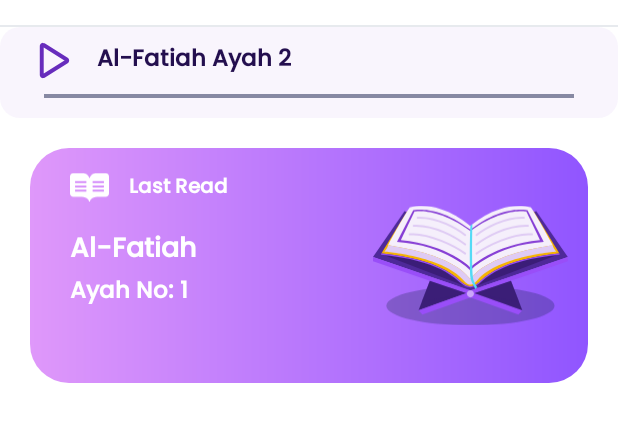
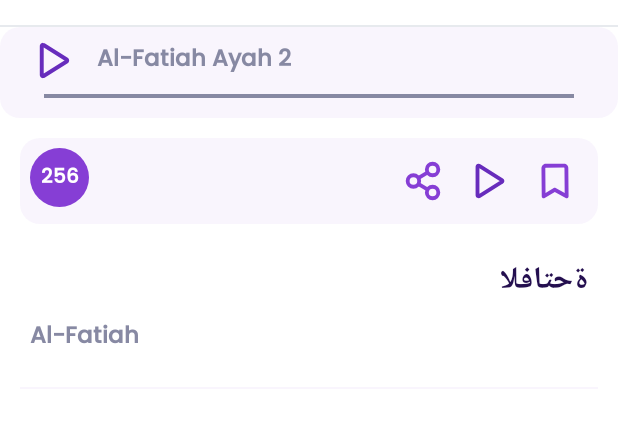
Before and after one commit to ZikrullaYashinov/QuranAndroidApp, an Android app: the layout fragment_surah_detaails.xml on its own in the app's theme, with its tools: preview values and no code run, on a phone screen of 412 x 824 dp, the part 77-525 px from its top. Run offline under Robolectric (Android 15) with nearby library versions, the phone set to English and light mode, and no system bars.

Commit message:
add dark themes and string uz

```diff
--- a/app/build.gradle.kts
+++ b/app/build.gradle.kts
@@ -22,7 +22,7 @@ android {
 
     buildTypes {
         release {
-            isMinifyEnabled = false
+            isMinifyEnabled = true
             proguardFiles(
                 getDefaultProguardFile("proguard-android-optimize.txt"),
                 "proguard-rules.pro"
--- /dev/null
+++ b/app/src/main/res/drawable/bg_ayah_layout_dark.xml
@@ -0,0 +1,6 @@
+<?xml version="1.0" encoding="utf-8"?>
+<shape xmlns:android="http://schemas.android.com/apk/res/android">
+    <solid
+        android:color="@color/background_2"/>
+    <corners android:radius="@dimen/_10sdp"/>
+</shape>
--- a/app/src/main/res/layout/fragment_home.xml
+++ b/app/src/main/res/layout/fragment_home.xml
@@ -5,6 +5,7 @@
     android:layout_width="match_parent"
     android:layout_height="match_parent"
     android:orientation="vertical"
+    style="@style/background"
     tools:context=".ui.screen.home.HomeFragment">
 
     <LinearLayout
@@ -37,7 +38,7 @@
                 android:fontFamily="@font/poppins_medium"
                 android:padding="@dimen/_8sdp"
                 android:text="@string/app_name"
-                android:textColor="@color/primary"
+                style="@style/primary"
                 android:textSize="@dimen/_16sdp"
                 android:textStyle="bold" />
         </LinearLayout>
--- a/app/src/main/res/layout/fragment_surah_detaails.xml
+++ b/app/src/main/res/layout/fragment_surah_detaails.xml
@@ -3,6 +3,7 @@
     xmlns:app="http://schemas.android.com/apk/res-auto"
     xmlns:tools="http://schemas.android.com/tools"
     android:layout_width="match_parent"
+    style="@style/background"
     android:layout_height="match_parent"
     tools:context=".ui.screen.surahdetails.SurahDetailsFragment">
 
@@ -39,7 +40,7 @@
                     android:layout_marginStart="@dimen/_10sdp"
                     android:fontFamily="@font/poppins_medium"
                     android:text="@string/app_name"
-                    android:textColor="@color/primary"
+                    style="@style/primary"
                     android:textSize="@dimen/_16sdp"
                     android:textStyle="bold" />
             </LinearLayout>
@@ -81,7 +82,7 @@
                     android:layout_height="wrap_content"
                     android:layout_marginStart="@dimen/_10sdp"
                     android:fontFamily="@font/poppins_medium"
-                    android:textColor="@color/dark_primary"
+                    style="@style/text_secondary"
                     android:textSize="@dimen/_12sdp"
                     android:textStyle="bold"
                     tools:text="Al-Fatiah Ayah 2" />
@@ -118,7 +119,7 @@
                     app:layout_constraintRight_toRightOf="parent"
                     app:layout_constraintTop_toTopOf="parent"
                     tools:itemCount="1"
-                    tools:listitem="@layout/item_surah_last_read" />
+                    tools:listitem="@layout/item_ayah" />
 
                 <LinearLayout
                     android:id="@+id/not_internet_view"
--- a/app/src/main/res/layout/item_ayah.xml
+++ b/app/src/main/res/layout/item_ayah.xml
@@ -12,7 +12,7 @@
         android:layout_width="match_parent"
         android:layout_height="wrap_content"
         android:layout_margin="@dimen/_5sdp"
-        android:background="@drawable/bg_ayah_layout"
+        style="@style/background2"
         android:padding="@dimen/_5sdp">
 
         <ImageView
@@ -87,7 +87,7 @@
             android:layout_width="match_parent"
             android:layout_height="wrap_content"
             android:fontFamily="@font/poppins_medium"
-            android:textColor="@color/dark_primary"
+            style="@style/text_4"
             android:textSize="@dimen/_16sdp"
             android:textStyle="bold"
             app:layout_constraintBottom_toBottomOf="parent"
@@ -101,7 +101,7 @@
             android:layout_height="wrap_content"
             android:layout_marginTop="@dimen/_5sdp"
             android:fontFamily="@font/poppins_medium"
-            android:textColor="@color/dark_primary"
+            style="@style/text_secondary"
             android:textSize="@dimen/_12sdp"
             android:textStyle="bold"
             app:layout_constraintLeft_toRightOf="@id/imageView"
--- /dev/null
+++ b/app/src/main/res/values-night/styles.xml
@@ -0,0 +1,39 @@
+<?xml version="1.0" encoding="utf-8"?>
+<resources>
+
+    <style name="primary">
+        <item name="android:textColor">@color/white</item>
+    </style>
+
+    <style name="primaryVariant">
+        <item name="android:textColor">@color/primary</item>
+    </style>
+
+    <style name="background">
+        <item name="android:background">@color/background_dark</item>
+    </style>
+
+    <style name="background2">
+        <item name="android:background">@drawable/bg_ayah_layout_dark</item>
+    </style>
+
+    <style name="cardView">
+        <item name="cardBackgroundColor">@color/text_dark</item>
+    </style>
+
+    <style name="text_primary">
+        <item name="android:textColor">@color/white</item>
+    </style>
+
+    <style name="text_secondary">
+        <item name="android:textColor">@color/text4</item>
+    </style>
+
+    <style name="text_3">
+        <item name="android:textColor">@color/text3</item>
+    </style>
+
+    <style name="text_4">
+        <item name="android:textColor">@color/white</item>
+    </style>
+</resources>
--- a/app/src/main/res/values-night/themes.xml
+++ b/app/src/main/res/values-night/themes.xml
@@ -3,7 +3,7 @@
     <style name="Theme.QuranApp" parent="Theme.MaterialComponents.DayNight.NoActionBar">
         <!-- Primary brand color. -->
         <item name="colorPrimary">@color/dark_primary</item>
-        <item name="colorPrimaryVariant">@color/primary</item>
+        <item name="colorPrimaryVariant">@color/background_dark</item>
         <item name="colorOnPrimary">@color/primary</item>
         <!-- Secondary brand color. -->
         <item name="colorSecondary">@color/light_primary</item>
--- a/app/src/main/res/values/colors.xml
+++ b/app/src/main/res/values/colors.xml
@@ -1,7 +1,11 @@
 <?xml version="1.0" encoding="utf-8"?>
 <resources>
     <color name="primary">#672CBC</color>
+    <color name="text3">#A44AFF</color>
+    <color name="text4">#ABAFD7</color>
     <color name="dark_primary">#240F4F</color>
+    <color name="background_dark">#091945</color>
+    <color name="background_2">#152451</color>
     <color name="light_primary">#8789A3</color>
     <color name="accent">#F9B091</color>
     <color name="gradient1">#DF98FA</color>
@@ -9,6 +13,7 @@
     <color name="gradient3">#863ED5</color>
     <color name="background1">#0D863ED5</color>
     <color name="background2">#59BBC4CE</color>
+    <color name="text_dark">#888DBE</color>
     <color name="black">#000000</color>
     <color name="white">#FFFFFF</color>
 </resources>
--- a/app/src/main/res/values/strings.xml
+++ b/app/src/main/res/values/strings.xml
@@ -4,7 +4,6 @@
     <string name="quran">Quran</string>
     <string name="learn_quran_and_recite_once_everyday">Learn Quran and Recite once everyday</string>
     <string name="get_started">Get Started</string>
-    <string name="asslamualaikum">Asslamualaikum</string>
     <string name="last_read">Last Read</string>
     <string name="ayah_number">Ayah number: </string>
     <string name="ayah">Ayah</string>
--- /dev/null
+++ b/app/src/main/res/values/styles.xml
@@ -0,0 +1,41 @@
+<?xml version="1.0" encoding="utf-8"?>
+<resources>
+
+    <style name="primary">
+        <item name="android:textColor">@color/primary</item>
+    </style>
+
+    <style name="primaryVariant">
+        <item name="android:textColor">@color/primary</item>
+    </style>
+
+    <style name="background">
+        <item name="android:background">@color/white</item>
+    </style>
+
+    <style name="background2">
+        <item name="android:background">@drawable/bg_ayah_layout</item>
+    </style>
+
+    <style name="cardView">
+        <item name="cardBackgroundColor">@color/light_primary</item>
+    </style>
+
+    <style name="text_primary">
+        <item name="android:textColor">@color/dark_primary</item>
+    </style>
+
+    <style name="text_secondary">
+        <item name="android:textColor">@color/light_primary</item>
+    </style>
+
+    <style name="text_3">
+        <item name="android:textColor">@color/primary</item>
+    </style>
+
+    <style name="text_4">
+        <item name="android:textColor">@color/dark_primary</item>
+    </style>
+
+
+</resources>
--- a/app/src/main/res/values/themes.xml
+++ b/app/src/main/res/values/themes.xml
@@ -13,4 +13,6 @@
         <item name="android:statusBarColor">?attr/colorPrimaryVariant</item>
         <!-- Customize your theme here. -->
     </style>
+
+
 </resources>
```
Also changed, not shown: app/src/main/res/layout/item_surah.xml (+6 -6 lines), 1 other file.
